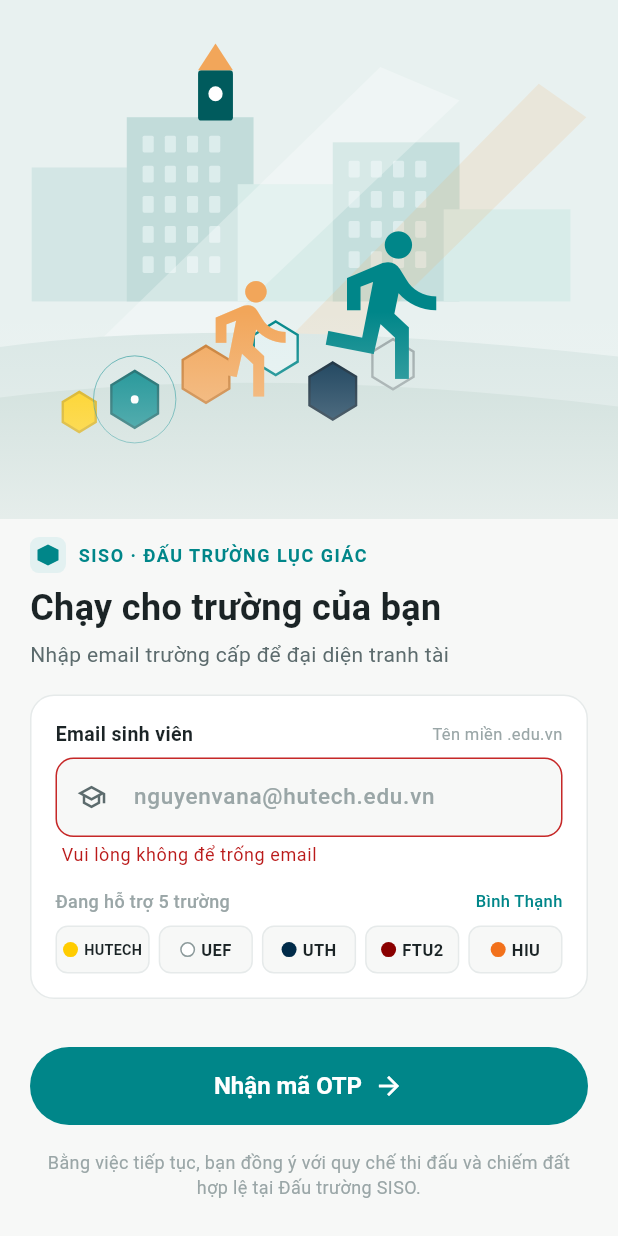
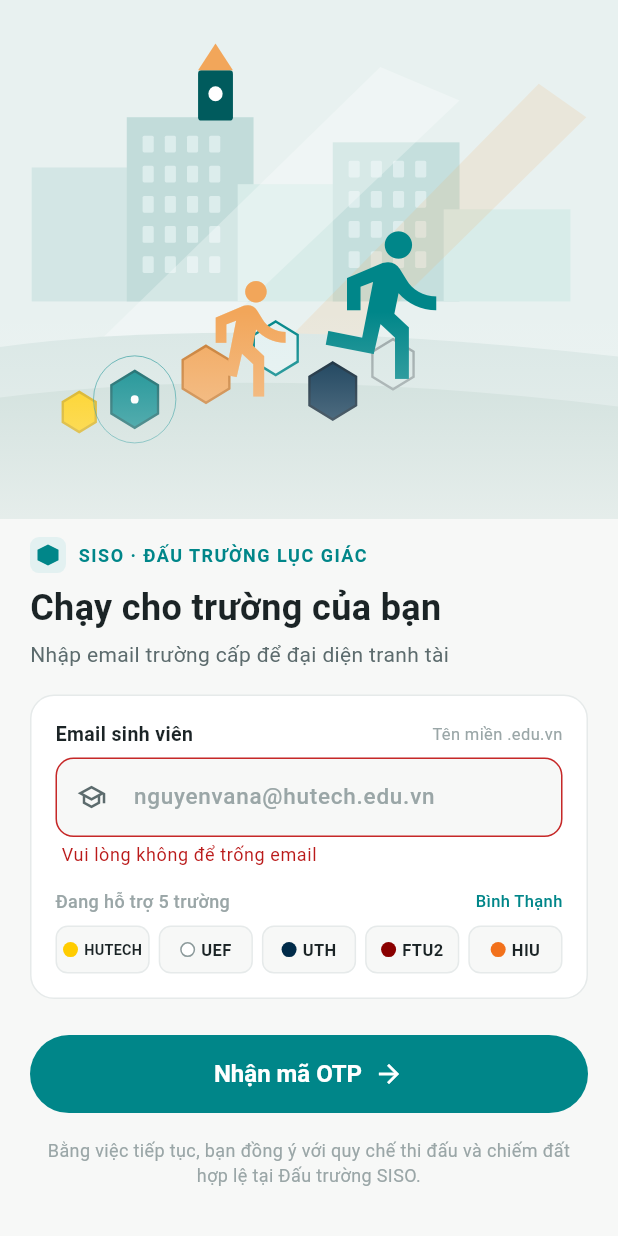
Before and after one commit to TienPhuc03/SISO, a Flutter app: the screen it shows after launch, after a tap on "Nhận mã OTP", on a phone screen of 412 x 824 dp. Run offline on Flutter 3.47's test engine with Material 3 defaults, Android fonts, the phone set to English and light mode, and no system bars; our stand-ins replace dio, flutter_dotenv, flutter_local_notifications, flutter_map, flutter_riverpod, flutter_secure_storage and 7 more; missing offline and left inert: gal, h3_flutter; network calls fail.

Commit message:
fix(auth): màn Đăng nhập cuộn được trên màn thấp, Splash căn giữa; cập nhật test đăng nhập

```diff
--- a/lib/src/features/auth/presentation/auth_gate.dart
+++ b/lib/src/features/auth/presentation/auth_gate.dart
@@ -36,6 +36,8 @@ class SplashScreen extends StatelessWidget {
     return Scaffold(
       backgroundColor: SisoColors.primary,
       body: SafeArea(
+        child: SizedBox(
+          width: double.infinity,
           child: Column(
             children: [
               Expanded(
@@ -47,7 +49,10 @@ class SplashScreen extends StatelessWidget {
                     const Text(
                       'SISO',
                       style: TextStyle(
-                        color: Colors.white, fontSize: 44, fontWeight: FontWeight.w800, letterSpacing: 2),
+                          color: Colors.white,
+                          fontSize: 44,
+                          fontWeight: FontWeight.w800,
+                          letterSpacing: 2),
                     ),
                     const SizedBox(height: 8),
                     Text(
@@ -61,15 +66,19 @@ class SplashScreen extends StatelessWidget {
                     ),
                     const SizedBox(height: 16),
                     Container(
-                    padding: const EdgeInsets.symmetric(horizontal: 14, vertical: 4),
+                      padding: const EdgeInsets.symmetric(
+                          horizontal: 14, vertical: 4),
                       decoration: BoxDecoration(
                         color: Colors.white.withValues(alpha: 0.1),
                         borderRadius: BorderRadius.circular(99),
-                      border: Border.all(color: Colors.white.withValues(alpha: 0.15)),
+                        border: Border.all(
+                            color: Colors.white.withValues(alpha: 0.15)),
                       ),
                       child: Text(
                         'Đấu trường Lục giác Sinh viên',
-                      style: TextStyle(color: Colors.white.withValues(alpha: 0.85), fontSize: 11),
+                        style: TextStyle(
+                            color: Colors.white.withValues(alpha: 0.85),
+                            fontSize: 11),
                       ),
                     ),
                   ],
@@ -77,17 +86,23 @@ class SplashScreen extends StatelessWidget {
               ),
               const SizedBox.square(
                 dimension: 24,
-              child: CircularProgressIndicator(strokeWidth: 2.5, color: Colors.white, backgroundColor: Colors.white24),
+                child: CircularProgressIndicator(
+                    strokeWidth: 2.5,
+                    color: Colors.white,
+                    backgroundColor: Colors.white24),
               ),
               const SizedBox(height: 16),
               Text(
                 'Đang kiểm tra phiên đăng nhập…',
-              style: TextStyle(color: Colors.white.withValues(alpha: 0.85), fontSize: 13.5),
+                style: TextStyle(
+                    color: Colors.white.withValues(alpha: 0.85),
+                    fontSize: 13.5),
               ),
               const SizedBox(height: 56),
             ],
           ),
         ),
+      ),
     );
   }
 }
--- a/lib/src/features/auth/presentation/login_screen.dart
+++ b/lib/src/features/auth/presentation/login_screen.dart
@@ -72,15 +72,11 @@ class _LoginScreenState extends ConsumerState<LoginScreen> {
     return Scaffold(
       body: LayoutBuilder(
         builder: (context, constraints) => SingleChildScrollView(
-          child: ConstrainedBox(
-            constraints: BoxConstraints(minHeight: constraints.maxHeight),
-            child: IntrinsicHeight(
           child: Column(
             crossAxisAlignment: CrossAxisAlignment.stretch,
             children: [
               SizedBox(height: constraints.maxHeight * 0.42, child: const _CampusIllustration()),
-                  Expanded(
-                    child: SafeArea(
+              SafeArea(
                 top: false,
                 child: Padding(
                   padding: const EdgeInsets.fromLTRB(20, 12, 20, 24),
@@ -92,10 +88,7 @@ class _LoginScreenState extends ConsumerState<LoginScreen> {
                   ),
                 ),
               ),
-                  ),
             ],
-              ),
-            ),
           ),
         ),
       ),
@@ -214,8 +207,7 @@ class _LoginScreenState extends ConsumerState<LoginScreen> {
               textAlign: TextAlign.center,
             ),
           ],
-          const Spacer(),
-          const SizedBox(height: 16),
+          const SizedBox(height: 24),
           FilledButton(
             key: const Key('login_submit'),
             onPressed: _loading ? null : _submit,
```
Also changed, not shown: lib/src/features/profile/domain/profile_models.dart (+30 -0 lines), lib/src/features/profile/presentation/run_detail_screen.dart (+35 -8 lines), 2 other files. Lines whose indentation alone changed are shown as unchanged.
